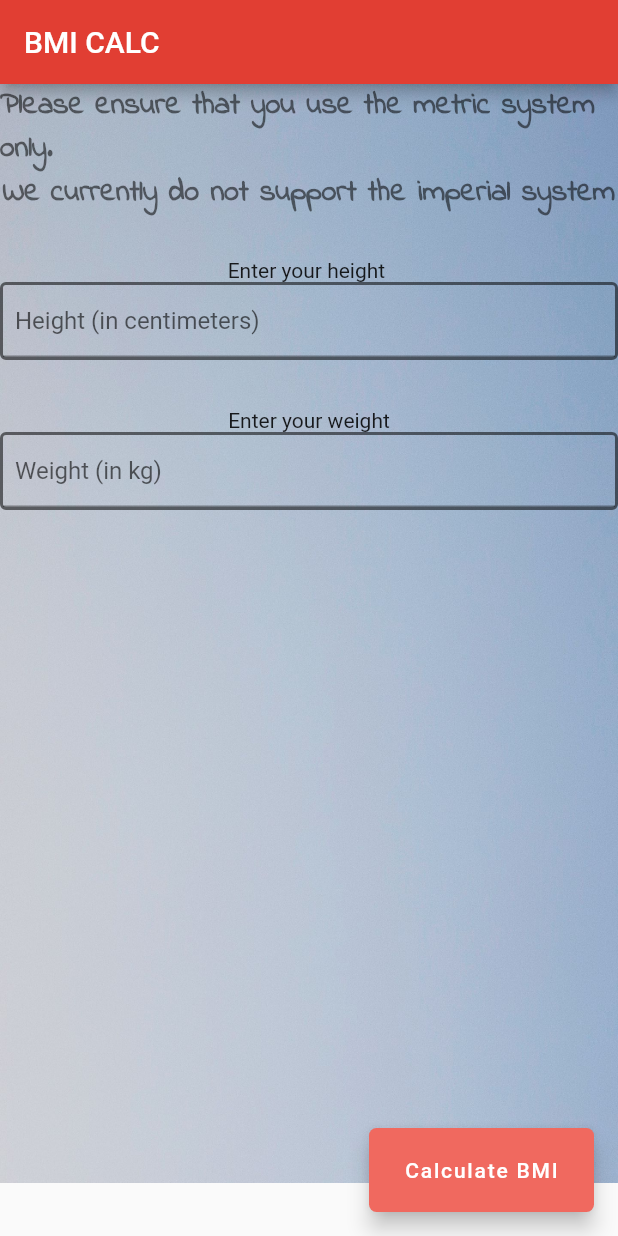
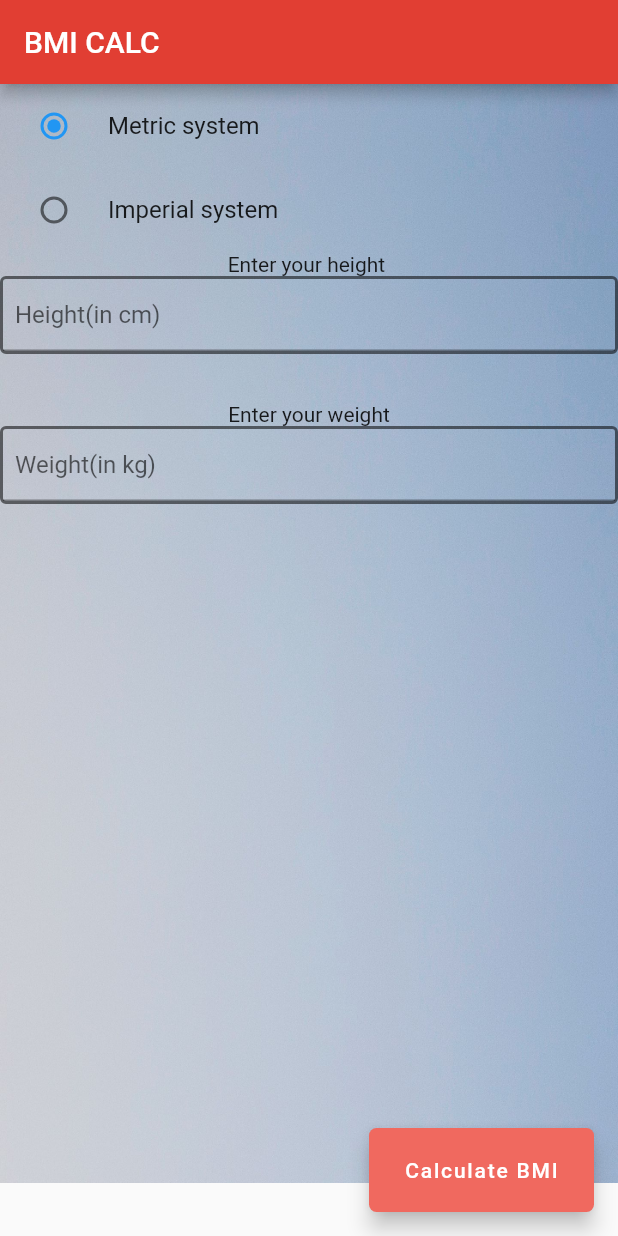
Before and after one commit to Jotunn9025/bmicalculator, a Flutter app: the screen it shows after launch, on a phone screen of 412 x 824 dp. Run offline on Flutter 3.47's test engine with Material 2 defaults, Android fonts, the phone set to English and light mode, and no system bars.

Commit message:
final bmi calc

```diff
--- a/lib/main.dart
+++ b/lib/main.dart
@@ -15,7 +15,7 @@ class _AppHomeState extends State<AppHome> {
   TextEditingController heightcntrl = TextEditingController();
   TextEditingController weightcntrl = TextEditingController();
   double BMIResult = 0.0;
-
+  int unit = 1;
   @override
   Widget build(BuildContext context) {
     return Scaffold(
@@ -26,31 +26,32 @@ class _AppHomeState extends State<AppHome> {
         centerTitle: false,
         backgroundColor: Color.fromARGB(255, 225, 62, 51),
       ),
-      body:Stack(
-            children:[
-
+      body: Stack(
+        children: [
           Image.asset('assets/bgimg.jpeg'),
           Center(
             child: Column(
               mainAxisAlignment: MainAxisAlignment.start,
               children: [
-            Text(
-              'Please ensure that you use the metric system only.',
-              style: TextStyle(
-                color: Colors.black54,
-                fontFamily: 'Indieflower',
-                fontWeight: FontWeight.bold,
-                fontSize: 20,
+                RadioListTile(
+                  value: 1,
+                  groupValue: unit,
+                  onChanged: (int? value) {
+                    setState(() {
+                      unit = value!;
+                    });
+                  },
+                  title: Text('Metric system'),
                 ),
-            ),
-            Text(
-              'We currently do not support the imperial system\n',
-              style: TextStyle(
-                color: Colors.black54,
-                fontFamily: 'Indieflower',
-                fontWeight: FontWeight.bold,
-                fontSize: 20,
-              ),
+                RadioListTile(
+                  value: 2,
+                  groupValue: unit,
+                  onChanged: (int? value) {
+                    setState(() {
+                      unit = value!;
+                    });
+                  },
+                  title: Text("Imperial system"),
                 ),
                 Text('Enter your height '),
                 Container(
@@ -64,7 +65,8 @@ class _AppHomeState extends State<AppHome> {
                   child: TextField(
                     keyboardType: TextInputType.number,
                     decoration: InputDecoration(
-                  hintText: 'Height (in centimeters)',
+                      hintText:
+                          unit == 1 ? 'Height(in cm)' : 'Height(in inches)',
                       contentPadding: EdgeInsets.symmetric(
                         horizontal: 8.0,
                         vertical: 8.0,
@@ -85,7 +87,7 @@ class _AppHomeState extends State<AppHome> {
                   child: TextField(
                     keyboardType: TextInputType.number,
                     decoration: InputDecoration(
-                  hintText: 'Weight (in kg)',
+                      hintText: unit == 1 ? 'Weight(in kg)' : 'Weight(in lbs)',
                       contentPadding: EdgeInsets.symmetric(
                         horizontal: 8.0,
                         vertical: 8.0,
@@ -96,7 +98,8 @@ class _AppHomeState extends State<AppHome> {
                 ),
               ],
             ),
-      ),],
+          ),
+        ],
       ),
       floatingActionButton: Container(
         width: 150,
@@ -125,16 +128,23 @@ class _AppHomeState extends State<AppHome> {
             } else {
               double heightcm = double.tryParse(heighttxt) ?? 0.0;
               double weightkg = double.tryParse(weighttxt) ?? 0.0;
+              if (unit == 1) {
                 BMIResult = ((weightkg * 10000) / (heightcm * heightcm));
+                BMIResult = roundNearestTenth(BMIResult);
+              } else {
+                BMIResult = ((703 * weightkg) / (heightcm * heightcm));
+                BMIResult = roundNearestTenth(BMIResult);
+              }
               if (!BMIResult.isFinite) {
                 showDialog(
                   context: context,
                   builder: (BuildContext context) {
                     return AlertDialog(
                       backgroundColor: Color.fromARGB(255, 233, 118, 10),
-                      content: Text("INVALID BMI",
+                      content: Text(
+                        "INVALID BMI",
                         style: TextStyle(
-                        color:Colors.white70,
+                          color: Colors.white70,
                         ),
                       ),
                     );
@@ -147,7 +157,8 @@ class _AppHomeState extends State<AppHome> {
                     builder: (BuildContext context) {
                       return AlertDialog(
                         backgroundColor: Colors.red,
-                        content: Text("Underweight",
+                        content: Text(
+                          "Underweight:" + BMIResult.toString(),
                           style: TextStyle(
                             color: Colors.white,
                           ),
@@ -161,8 +172,9 @@ class _AppHomeState extends State<AppHome> {
                     builder: (BuildContext context) {
                       return AlertDialog(
                         backgroundColor: Color.fromARGB(255, 73, 234, 9),
-                        content: Text("Normal Weight",
-                        style:TextStyle(color: Colors.black87) ,
+                        content: Text(
+                          "Normal Weight:" + BMIResult.toString(),
+                          style: TextStyle(color: Colors.black87),
                         ),
                       );
                     },
@@ -173,7 +185,8 @@ class _AppHomeState extends State<AppHome> {
                     builder: (BuildContext context) {
                       return AlertDialog(
                         backgroundColor: const Color.fromRGBO(233, 118, 10, 1),
-                        content: Text("Overweight",
+                        content: Text(
+                          "Overweight:" + BMIResult.toString(),
                           style: TextStyle(color: Colors.black54),
                         ),
                       );
@@ -185,7 +198,7 @@ class _AppHomeState extends State<AppHome> {
                     builder: (BuildContext context) {
                       return AlertDialog(
                         backgroundColor: Colors.red,
-                        content: Text("Obese"),
+                        content: Text("Obese:" + BMIResult.toString()),
                       );
                     },
                   );
@@ -202,3 +215,7 @@ class _AppHomeState extends State<AppHome> {
     );
   }
 }
+
+double roundNearestTenth(double BMIResult) {
+  return ((BMIResult * 10).round()) / 10;
+}
```
Lines whose indentation alone changed are shown as unchanged.
